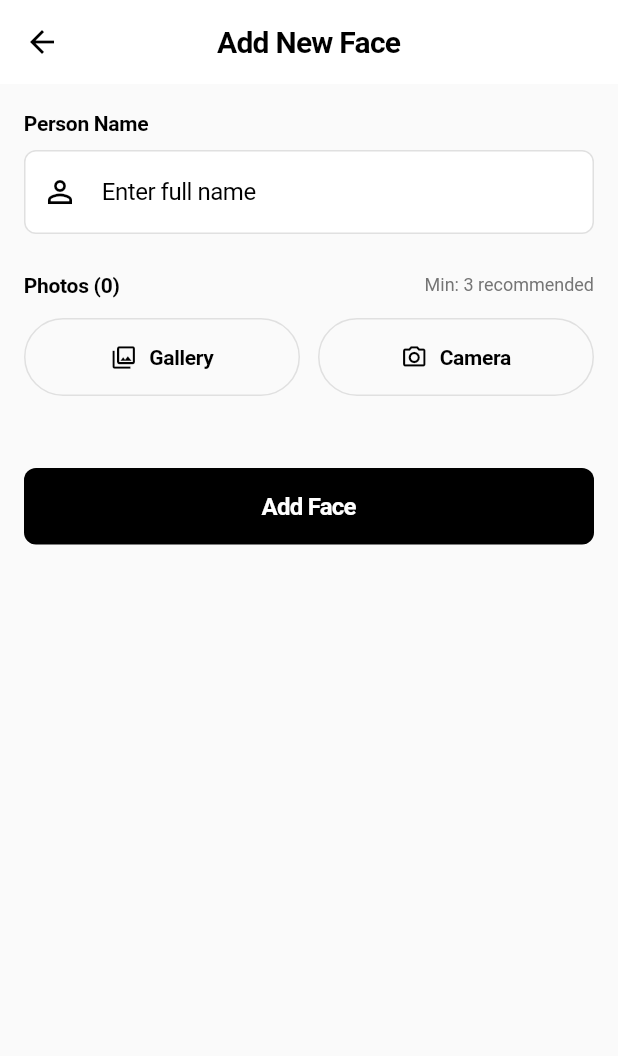
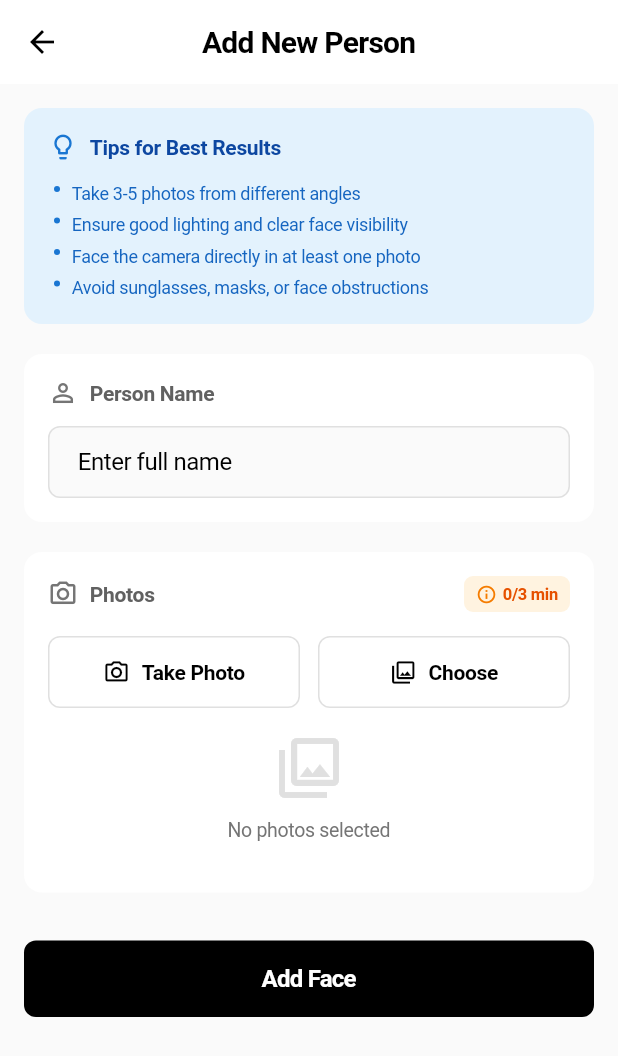
Before and after one commit to ShahramMebashar/face-recognition-api, a Flutter app: the screen it shows after launch, after a tap on "Add Person", on a phone screen of 412 x 824 dp. Shown: the top 1056 px of the screen. Run offline on Flutter 3.47's test engine with Material 3 defaults, Android fonts, the phone set to English and light mode, and no system bars; our stand-ins replace image_picker; network calls fail.

Commit message:
feat: Enhance AddFaceScreen UI with tips and improved input validation

```diff
--- a/attendance/lib/screens/add_face_screen.dart
+++ b/attendance/lib/screens/add_face_screen.dart
@@ -152,16 +152,19 @@ class _AddFaceScreenState extends State<AddFaceScreen> {
   @override
   Widget build(BuildContext context) {
     return Scaffold(
+      backgroundColor: AppTheme.grey50,
       appBar: AppBar(
-        title: const Text('Add New Face'),
+        title: const Text('Add New Person'),
       ),
       body: Form(
         key: _formKey,
         child: ListView(
           padding: const EdgeInsets.all(AppTheme.spacing16),
           children: [
+            _buildTipsCard(),
+            const SizedBox(height: AppTheme.spacing20),
             _buildNameInput(),
-            const SizedBox(height: AppTheme.spacing24),
+            const SizedBox(height: AppTheme.spacing20),
             _buildImageSection(),
             const SizedBox(height: AppTheme.spacing32),
             _buildSubmitButton(),
@@ -171,55 +174,223 @@ class _AddFaceScreenState extends State<AddFaceScreen> {
     );
   }
 
-  Widget _buildNameInput() {
-    return Column(
+  Widget _buildTipsCard() {
+    return Container(
+      padding: const EdgeInsets.all(AppTheme.spacing16),
+      decoration: BoxDecoration(
+        color: Colors.blue.shade50,
+        borderRadius: BorderRadius.circular(AppTheme.radius12),
+      ),
+      child: Column(
         crossAxisAlignment: CrossAxisAlignment.start,
         children: [
+          Row(
+            children: [
+              Icon(Icons.lightbulb_outline,
+                  color: Colors.blue.shade700, size: 20),
+              const SizedBox(width: 8),
               Text(
+                'Tips for Best Results',
+                style: TextStyle(
+                  fontSize: 14,
+                  fontWeight: FontWeight.w600,
+                  color: Colors.blue.shade900,
+                ),
+              ),
+            ],
+          ),
+          const SizedBox(height: 8),
+          _buildTip('Take 3-5 photos from different angles'),
+          _buildTip('Ensure good lighting and clear face visibility'),
+          _buildTip('Face the camera directly in at least one photo'),
+          _buildTip('Avoid sunglasses, masks, or face obstructions'),
+        ],
+      ),
+    );
+  }
+
+  Widget _buildTip(String text) {
+    return Padding(
+      padding: const EdgeInsets.only(top: 4, left: 4),
+      child: Row(
+        crossAxisAlignment: CrossAxisAlignment.start,
+        children: [
+          Padding(
+            padding: const EdgeInsets.only(top: 4),
+            child: Container(
+              width: 4,
+              height: 4,
+              decoration: BoxDecoration(
+                color: Colors.blue.shade700,
+                shape: BoxShape.circle,
+              ),
+            ),
+          ),
+          const SizedBox(width: 8),
+          Expanded(
+            child: Text(
+              text,
+              style: TextStyle(
+                fontSize: 12,
+                color: Colors.blue.shade800,
+                height: 1.4,
+              ),
+            ),
+          ),
+        ],
+      ),
+    );
+  }
+
+  Widget _buildNameInput() {
+    return Container(
+      padding: const EdgeInsets.all(AppTheme.spacing16),
+      decoration: BoxDecoration(
+        color: Colors.white,
+        borderRadius: BorderRadius.circular(AppTheme.radius12),
+      ),
+      child: Column(
+        crossAxisAlignment: CrossAxisAlignment.start,
+        children: [
+          Row(
+            children: [
+              Icon(Icons.person_outline, size: 20, color: AppTheme.grey600),
+              const SizedBox(width: 8),
+              const Text(
                 'Person Name',
-          style: Theme.of(context).textTheme.labelLarge,
+                style: TextStyle(
+                  fontSize: 14,
+                  fontWeight: FontWeight.w600,
                 ),
-        const SizedBox(height: AppTheme.spacing8),
+              ),
+            ],
+          ),
+          const SizedBox(height: AppTheme.spacing12),
           TextFormField(
             controller: _nameController,
-          decoration: const InputDecoration(
+            decoration: InputDecoration(
               hintText: 'Enter full name',
-            prefixIcon: Icon(Icons.person_outline),
+              filled: true,
+              fillColor: AppTheme.grey50,
+              border: OutlineInputBorder(
+                borderRadius: BorderRadius.circular(AppTheme.radius8),
+                borderSide: BorderSide.none,
+              ),
+              contentPadding: const EdgeInsets.symmetric(
+                horizontal: AppTheme.spacing16,
+                vertical: AppTheme.spacing12,
+              ),
             ),
             textCapitalization: TextCapitalization.words,
             validator: (value) {
               if (value == null || value.trim().isEmpty) {
                 return 'Please enter a name';
               }
+              if (value.trim().length < 2) {
+                return 'Name must be at least 2 characters';
+              }
               return null;
             },
           ),
         ],
+      ),
     );
   }
 
   Widget _buildImageSection() {
-    return Column(
+    final hasMinimumImages = _selectedImages.length >= 3;
+
+    return Container(
+      padding: const EdgeInsets.all(AppTheme.spacing16),
+      decoration: BoxDecoration(
+        color: Colors.white,
+        borderRadius: BorderRadius.circular(AppTheme.radius12),
+      ),
+      child: Column(
         crossAxisAlignment: CrossAxisAlignment.start,
         children: [
           Row(
-          mainAxisAlignment: MainAxisAlignment.spaceBetween,
             children: [
+              Icon(Icons.photo_camera_outlined,
+                  size: 20, color: AppTheme.grey600),
+              const SizedBox(width: 8),
+              const Text(
+                'Photos',
+                style: TextStyle(
+                  fontSize: 14,
+                  fontWeight: FontWeight.w600,
+                ),
+              ),
+              const Spacer(),
+              Container(
+                padding: const EdgeInsets.symmetric(
+                  horizontal: 8,
+                  vertical: 4,
+                ),
+                decoration: BoxDecoration(
+                  color: hasMinimumImages
+                      ? Colors.green.shade50
+                      : Colors.orange.shade50,
+                  borderRadius: BorderRadius.circular(6),
+                ),
+                child: Row(
+                  mainAxisSize: MainAxisSize.min,
+                  children: [
+                    Icon(
+                      hasMinimumImages
+                          ? Icons.check_circle
+                          : Icons.info_outline,
+                      size: 14,
+                      color: hasMinimumImages
+                          ? Colors.green.shade700
+                          : Colors.orange.shade700,
+                    ),
+                    const SizedBox(width: 4),
                     Text(
-              'Photos (${_selectedImages.length})',
-              style: Theme.of(context).textTheme.labelLarge,
+                      '${_selectedImages.length}/3 min',
+                      style: TextStyle(
+                        fontSize: 11,
+                        fontWeight: FontWeight.w600,
+                        color: hasMinimumImages
+                            ? Colors.green.shade900
+                            : Colors.orange.shade900,
                       ),
-            Text(
-              'Min: 3 recommended',
-              style: Theme.of(context).textTheme.bodySmall,
                     ),
                   ],
                 ),
-        const SizedBox(height: AppTheme.spacing12),
+              ),
+            ],
+          ),
+          const SizedBox(height: AppTheme.spacing16),
           _buildImagePickers(),
+          if (_selectedImages.isNotEmpty) ...[
             const SizedBox(height: AppTheme.spacing16),
-        if (_selectedImages.isNotEmpty) _buildImageGrid(),
+            _buildImageGrid(),
+          ] else
+            Padding(
+              padding: const EdgeInsets.symmetric(vertical: AppTheme.spacing16),
+              child: Center(
+                child: Column(
+                  children: [
+                    Icon(
+                      Icons.photo_library_outlined,
+                      size: 48,
+                      color: AppTheme.grey300,
+                    ),
+                    const SizedBox(height: 8),
+                    Text(
+                      'No photos selected',
+                      style: TextStyle(
+                        color: AppTheme.grey600,
+                        fontSize: 13,
+                      ),
+                    ),
                   ],
+                ),
+              ),
+            ),
+        ],
+      ),
     );
   }
 
@@ -228,26 +399,34 @@ class _AddFaceScreenState extends State<AddFaceScreen> {
       children: [
         Expanded(
           child: OutlinedButton.icon(
-            onPressed: _isUploading ? null : _pickImages,
-            icon: const Icon(Icons.photo_library_outlined),
-            label: const Text('Gallery'),
+            onPressed: _isUploading ? null : _takePicture,
+            icon: const Icon(Icons.camera_alt_outlined),
+            label: const Text('Take Photo'),
             style: OutlinedButton.styleFrom(
-              padding: const EdgeInsets.symmetric(vertical: AppTheme.spacing16),
-              side: const BorderSide(color: AppTheme.grey300),
+              padding: const EdgeInsets.symmetric(vertical: 14),
+              backgroundColor: Colors.white,
+              side: BorderSide(color: AppTheme.grey300),
               foregroundColor: AppTheme.black,
+              shape: RoundedRectangleBorder(
+                borderRadius: BorderRadius.circular(AppTheme.radius8),
+              ),
             ),
           ),
         ),
         const SizedBox(width: AppTheme.spacing12),
         Expanded(
           child: OutlinedButton.icon(
-            onPressed: _isUploading ? null : _takePicture,
-            icon: const Icon(Icons.camera_alt_outlined),
-            label: const Text('Camera'),
+            onPressed: _isUploading ? null : _pickImages,
+            icon: const Icon(Icons.photo_library_outlined),
+            label: const Text('Choose'),
             style: OutlinedButton.styleFrom(
-              padding: const EdgeInsets.symmetric(vertical: AppTheme.spacing16),
-              side: const BorderSide(color: AppTheme.grey300),
+              padding: const EdgeInsets.symmetric(vertical: 14),
+              backgroundColor: Colors.white,
+              side: BorderSide(color: AppTheme.grey300),
               foregroundColor: AppTheme.black,
+              shape: RoundedRectangleBorder(
+                borderRadius: BorderRadius.circular(AppTheme.radius8),
+              ),
             ),
           ),
         ),
```
Lines whose indentation alone changed are shown as unchanged.
